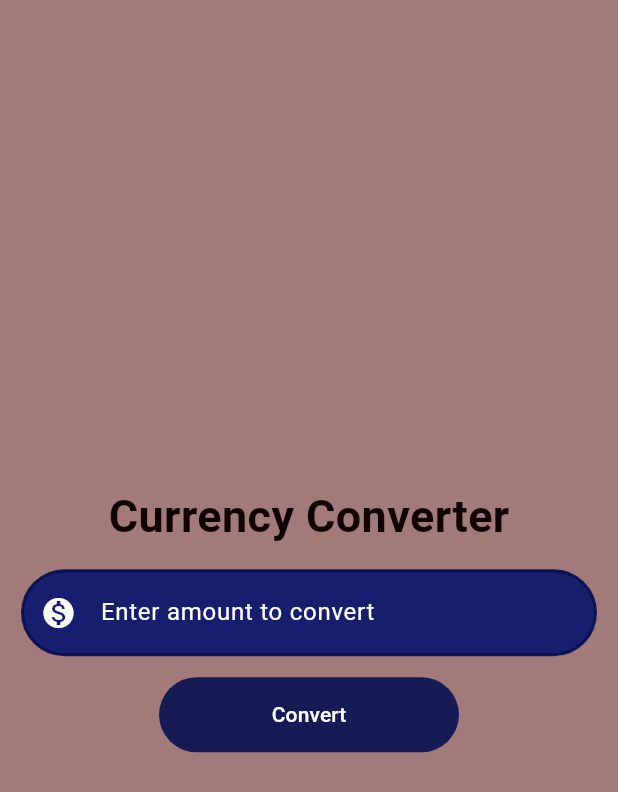
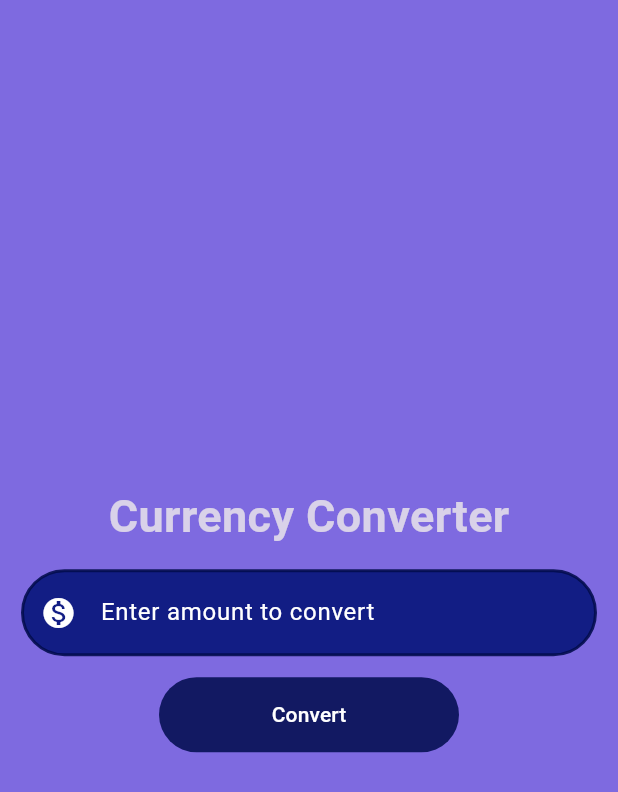
Before and after one commit to MDar123/Mobile_App_Dev-Flutter-, a Flutter app: the screen it shows after launch, on a phone screen of 412 x 824 dp. Shown: the top 792 px of the screen. Run offline on Flutter 3.47's test engine with Material 3 defaults, Android fonts, the phone set to English and light mode, and no system bars.

Commit message:
assignment completed

```diff
--- /dev/null
+++ b/lib/currency_converter_app.dart
@@ -0,0 +1,30 @@
+import 'package:first_project/text.dart';
+import 'package:first_project/textbutton.dart';
+import 'package:first_project/textfield.dart';
+import 'package:flutter/material.dart';
+
+class CurrencyConverterApp extends StatelessWidget {
+  const CurrencyConverterApp({super.key});
+
+  // This widget is the root of your application.
+  @override
+  Widget build(BuildContext context) {
+    return const MaterialApp(
+      home: Scaffold(
+        backgroundColor: Color.fromARGB(205, 95, 70, 217),
+        body: Center(
+            child: Column(
+          mainAxisAlignment: MainAxisAlignment.center,
+          children: [
+            textWidget(),
+            Padding(
+              padding: EdgeInsets.all(15.0),
+              child: textfieldWidget(),
+            ),
+            textbuttonWidget(),
+          ],
+        )),
+      ),
+    );
+  }
+}
--- a/lib/currency_converter_material_page.dart
+++ /dev/null
@@ -1,79 +0,0 @@
-import 'package:flutter/material.dart';
-
-class CurrencyConverterPage extends StatelessWidget {
-  const CurrencyConverterPage({super.key});
-
-  // This widget is the root of your application.
-  @override
-  Widget build(BuildContext context) {
-    return MaterialApp(
-      home: Scaffold(
-        backgroundColor: const Color.fromARGB(205, 141, 89, 89),
-        body: Center(
-            child: Column(
-          mainAxisAlignment: MainAxisAlignment.center,
-          children: [
-            const Text(
-              "Currency Converter",
-              style: TextStyle(
-                  color: Color.fromARGB(255, 16, 2, 1),
-                  fontSize: 30,
-                  fontWeight: FontWeight.bold),
-            ),
-            const Padding(
-              padding: EdgeInsets.all(15.0),
-              child: TextField(
-                style: TextStyle(color: Colors.white),
-                decoration: InputDecoration(
-                  hintText: "Enter amount to convert",
-                  hintStyle: TextStyle(color: Colors.white),
-                  prefixIcon: Icon(
-                    Icons.monetization_on,
-                    color: Colors.white,
-                  ),
-                  filled: true,
-                  fillColor: Color.fromARGB(222, 3, 17, 109),
-                  focusedBorder: OutlineInputBorder(
-                      borderRadius: BorderRadius.all(Radius.circular(50)),
-                      borderSide: BorderSide(
-                        color: Color.fromARGB(222, 3, 18, 119),
-                        width: 2.0,
-                        style: BorderStyle.solid,
-                        strokeAlign: BorderSide.strokeAlignCenter,
-                      )),
-                  enabledBorder: OutlineInputBorder(
-                    borderRadius: BorderRadius.all(Radius.circular(50)),
-                    borderSide: BorderSide(
-                      color: Color.fromARGB(222, 1, 11, 75),
-                      width: 2.0,
-                      style: BorderStyle.solid,
-                      strokeAlign: BorderSide.strokeAlignCenter,
-                    ),
-                  ),
-                ),
-                keyboardType: TextInputType.numberWithOptions(decimal: true),
-              ),
-            ),
-            TextButton(
-              onPressed: () {
-                debugPrint('Pressed');
-              },
-              style: const ButtonStyle(
-                  backgroundColor:
-                      WidgetStatePropertyAll(Color.fromARGB(222, 3, 13, 80)),
-                  foregroundColor:
-                      WidgetStatePropertyAll(Color.fromARGB(222, 63, 76, 160)),
-                  fixedSize: WidgetStatePropertyAll(
-                    Size(200, 50),
-                  )),
-              child: const Text(
-                'Convert',
-                style: TextStyle(color: Colors.white),
-              ),
-            )
-          ],
-        )),
-      ),
-    );
-  }
-}
--- a/lib/main.dart
+++ b/lib/main.dart
@@ -1,5 +1,5 @@
 // ignore: file_names
-import 'package:first_project/currency_converter_material_page.dart';
+import 'package:first_project/currency_converter_app.dart';
 import 'package:flutter/material.dart';
 
 void main() {
@@ -12,7 +12,7 @@ class mob extends StatelessWidget {
   @override
   Widget build(BuildContext context) {
     return const MaterialApp(
-      home: CurrencyConverterPage(),
+      home: CurrencyConverterApp(),
     );
   }
 }
--- /dev/null
+++ b/lib/text.dart
@@ -0,0 +1,14 @@
+import 'package:flutter/material.dart';
+
+// ignore: camel_case_types
+class textWidget extends StatelessWidget {
+  const textWidget({super.key});
+  @override
+  Widget build(BuildContext context) {
+    return const Text("Currency Converter",
+        style: TextStyle(
+            color: Color.fromARGB(205, 239, 235, 235),
+            fontSize: 30,
+            fontWeight: FontWeight.bold));
+  }
+}
--- /dev/null
+++ b/lib/textbutton.dart
@@ -0,0 +1,26 @@
+import 'package:flutter/material.dart';
+
+// ignore: camel_case_types
+class textbuttonWidget extends StatelessWidget {
+  const textbuttonWidget({super.key});
+  @override
+  Widget build(BuildContext context) {
+    return TextButton(
+      onPressed: () {
+        debugPrint('Pressed');
+      },
+      style: const ButtonStyle(
+          backgroundColor:
+              WidgetStatePropertyAll(Color.fromARGB(222, 3, 13, 80)),
+          foregroundColor:
+              WidgetStatePropertyAll(Color.fromARGB(222, 63, 76, 160)),
+          fixedSize: WidgetStatePropertyAll(
+            Size(200, 50),
+          )),
+      child: const Text(
+        'Convert',
+        style: TextStyle(color: Colors.white),
+      ),
+    );
+  }
+}
--- /dev/null
+++ b/lib/textfield.dart
@@ -0,0 +1,40 @@
+import 'package:flutter/material.dart';
+
+// ignore: camel_case_types
+class textfieldWidget extends StatelessWidget {
+  const textfieldWidget({super.key});
+  @override
+  Widget build(BuildContext context) {
+    return const TextField(
+      style: TextStyle(color: Colors.white),
+      decoration: InputDecoration(
+        hintText: "Enter amount to convert",
+        hintStyle: TextStyle(color: Colors.white),
+        prefixIcon: Icon(
+          Icons.monetization_on,
+          color: Colors.white,
+        ),
+        filled: true,
+        fillColor: Color.fromARGB(222, 3, 18, 119),
+        focusedBorder: OutlineInputBorder(
+            borderRadius: BorderRadius.all(Radius.circular(50)),
+            borderSide: BorderSide(
+              color: Color.fromARGB(222, 3, 18, 119),
+              width: 2.0,
+              style: BorderStyle.solid,
+              strokeAlign: BorderSide.strokeAlignCenter,
+            )),
+        enabledBorder: OutlineInputBorder(
+          borderRadius: BorderRadius.all(Radius.circular(50)),
+          borderSide: BorderSide(
+            color: Color.fromARGB(222, 1, 11, 75),
+            width: 2.0,
+            style: BorderStyle.solid,
+            strokeAlign: BorderSide.strokeAlignCenter,
+          ),
+        ),
+      ),
+      keyboardType: TextInputType.numberWithOptions(decimal: true),
+    );
+  }
+}
```
Also changed, not shown: 1 other file.
